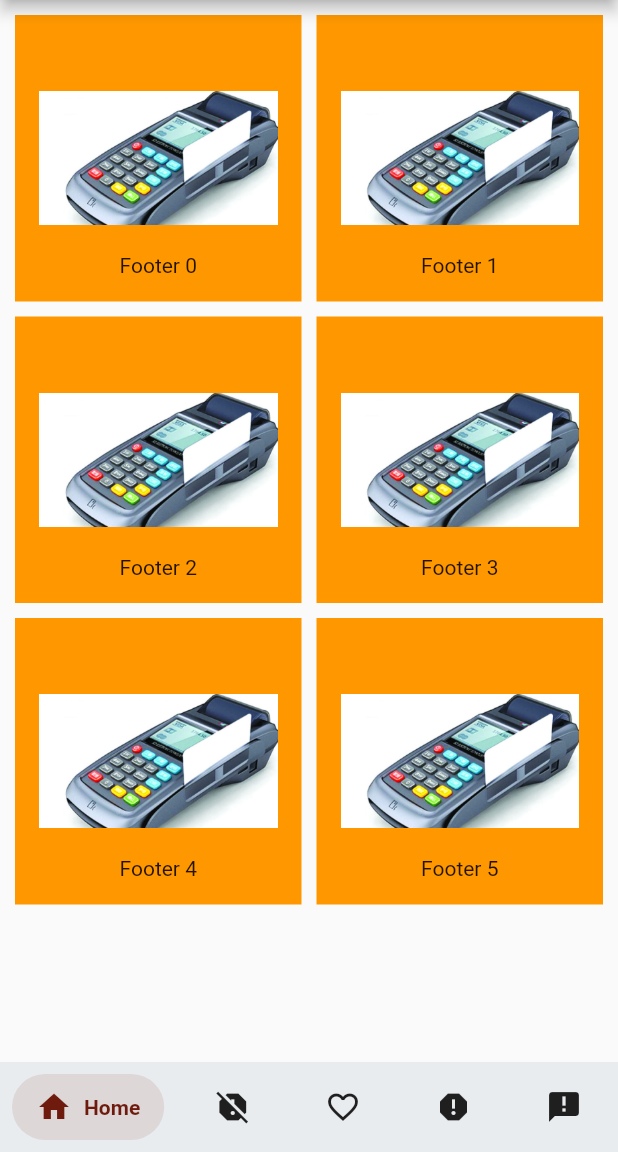
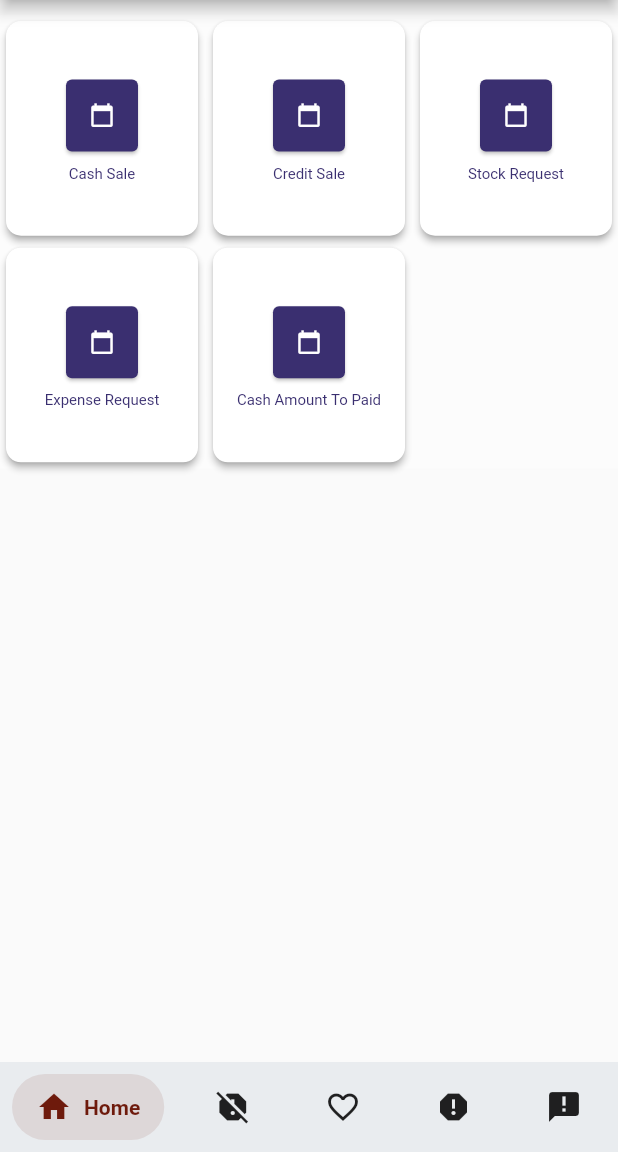
Before and after one commit to AyeChanMon8/ngweOakProject, a Flutter app: the HomePage screen opened directly, on a phone screen of 412 x 824 dp, the part 84-1236 px from its top. Run offline on Flutter 3.47's test engine with Material 2 defaults, Android fonts, the phone set to English and light mode, and no system bars; drawn by our look-alikes of salomon_bottom_bar; our stand-ins replace get, ionicons.

Commit message:
home gridview UI

```diff
--- a/lib/pages/home.dart
+++ b/lib/pages/home.dart
@@ -1,4 +1,4 @@
-import 'package:dot_navigation_bar/dot_navigation_bar.dart';
+// @dart=2.9
 import 'package:flutter/material.dart';
 import 'package:ngwe_oak_project/components/drawer.dart';
 import 'package:ngwe_oak_project/pages/main_home_page.dart';
@@ -7,7 +7,6 @@ import 'package:ngwe_oak_project/utils/constants.dart';
 import 'package:salomon_bottom_bar/salomon_bottom_bar.dart';
 
 class HomePage extends StatefulWidget {
-  const HomePage({Key? key}) : super(key: key);
 
   @override
   State<HomePage> createState() => _HomePageState();
--- a/lib/pages/main_home_page.dart
+++ b/lib/pages/main_home_page.dart
@@ -1,6 +1,8 @@
+// @dart=2.9
 import 'package:flutter/material.dart';
+import 'package:get/get.dart';
+import 'package:ngwe_oak_project/utils/my_style.dart';
 class MainHomePage extends StatefulWidget {
-  const MainHomePage({ Key? key }) : super(key: key);
 
   @override
   State<MainHomePage> createState() => _MainHomePageState();
@@ -9,14 +11,78 @@ class MainHomePage extends StatefulWidget {
 class _MainHomePageState extends State<MainHomePage> {
   final numbers = List.generate(6, (index) => '$index');
   final controller = ScrollController();
+  List admin = [
+    [Icons.calendar_today, 'Cash Sale'],
+    [Icons.calendar_today, 'Credit Sale'],
+    [Icons.calendar_today, 'Stock Request'],
+    [Icons.calendar_today, 'Expense Request'],
+    [Icons.calendar_today, 'Cash Amount To Paid'],
+  ];
   @override
   Widget build(BuildContext context) {
     return Scaffold(
-      body: buildGridView(),
+      body: Container(
+          margin: EdgeInsets.only(top: 10),
+          color: Colors.white30,
+          child: GridView.builder(
+              // physics: NeverScrollableScrollPhysics(),
+              shrinkWrap: true,
+              gridDelegate: SliverGridDelegateWithFixedCrossAxisCount(
+                 childAspectRatio: 0.9,
+                crossAxisSpacing: 2,
+                mainAxisSpacing: 0,
+                crossAxisCount: 3,
+              ),
+              itemCount: admin.length,
+              itemBuilder: (context, index) {
+                return Card(
+                 // color: Colors.grey[50],
+                  elevation: 2,
+                  shadowColor: Colors.grey,
+                  shape: RoundedRectangleBorder(
+                    borderRadius: BorderRadius.circular(10.0),
+                  ),
+                  child: Column(
+                    mainAxisAlignment: MainAxisAlignment.center,
+                    children: [
+                      Card(
+                        color: Color.fromRGBO(58, 47, 112, 1),
+                        // radius: circleAvatorRadius,
+                        child: IconButton(
+                          iconSize: 17,
+                          padding: EdgeInsets.zero,
+                          icon: Icon(admin[index][0]),
+                          color: Colors.white,
+                          onPressed: () {
+                            // Navigator.of(context).push(
+                            //     MaterialPageRoute(builder: (BuildContext context) {
+                            //   return LeaveTripReport();
+                            // }));
+
+                            Get.toNamed(admin[index][2]);
+                          },
+                        ),
+                      ),
+                      SizedBox(
+                        height: 5,
+                      ),
+                      Container(
+                        child: Align(
+                          alignment: Alignment.center,
+                          child: Text(
+                            (admin[index][1]),
+                            style: menuTextStyle(),
+                          ),
+                        ),
+                      )
+                    ],
+                  ),
+                );
+              })),
     );
   }
 
-   Widget buildGridView() => GridView.builder(
+  Widget buildGridView() => GridView.builder(
         gridDelegate: SliverGridDelegateWithFixedCrossAxisCount(
           crossAxisCount: 2,
           childAspectRatio: 1,
@@ -37,9 +103,7 @@ class _MainHomePageState extends State<MainHomePage> {
         padding: EdgeInsets.all(16),
         color: Colors.orange,
         child: GridTile(
-          child: Center(
-            child: Image.asset('assets/images/Pos.jpeg')
-          ),
+          child: Center(child: Image.asset('assets/images/Pos.jpeg')),
           footer: Text(
             'Footer $number',
             textAlign: TextAlign.center,
--- a/lib/pages/stock_report_page.dart
+++ b/lib/pages/stock_report_page.dart
@@ -1,6 +1,6 @@
+// @dart=2.9
 import 'package:flutter/material.dart';
 class StockReportPage extends StatefulWidget {
-  const StockReportPage({ Key? key }) : super(key: key);
 
   @override
   State<StockReportPage> createState() => _StockReportPageState();
--- a/lib/pages/system/login_screen.dart
+++ b/lib/pages/system/login_screen.dart
@@ -1,3 +1,4 @@
+// @dart=2.9
 import 'package:flutter/material.dart';
 import 'package:ngwe_oak_project/components/login_content.dart';
 import 'dart:math' as math;
@@ -5,7 +6,6 @@ import 'dart:math' as math;
 import 'package:ngwe_oak_project/widget/center_widget.dart';
 
 class LoginScreen extends StatefulWidget {
-  const LoginScreen({ Key? key }) : super(key: key);
 
   @override
   State<LoginScreen> createState() => _LoginScreenState();
--- /dev/null
+++ b/lib/utils/my_style.dart
@@ -0,0 +1,4 @@
+import 'package:flutter/material.dart';
+
+TextStyle menuTextStyle() =>
+    TextStyle(fontSize: 10, color: Color.fromRGBO(58, 47, 112, 1));
--- a/pubspec.yaml
+++ b/pubspec.yaml
@@ -31,6 +31,7 @@ dependencies:
   cupertino_icons: ^1.0.2
   dot_navigation_bar: ^1.0.1+3
   salomon_bottom_bar: ^3.3.2
+  get: ^3.12.1
 dev_dependencies:
   flutter_test:
     sdk: flutter
```
